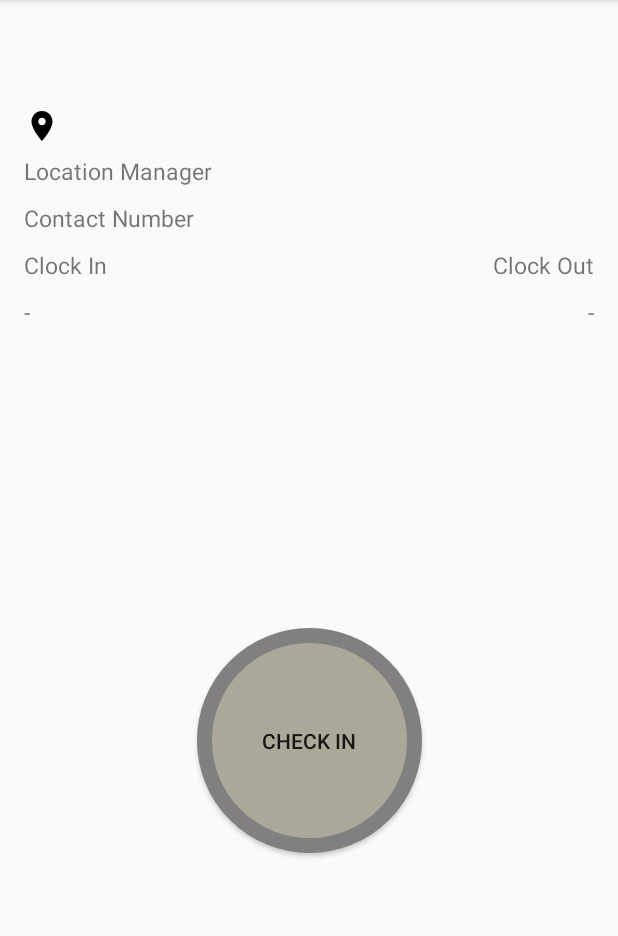
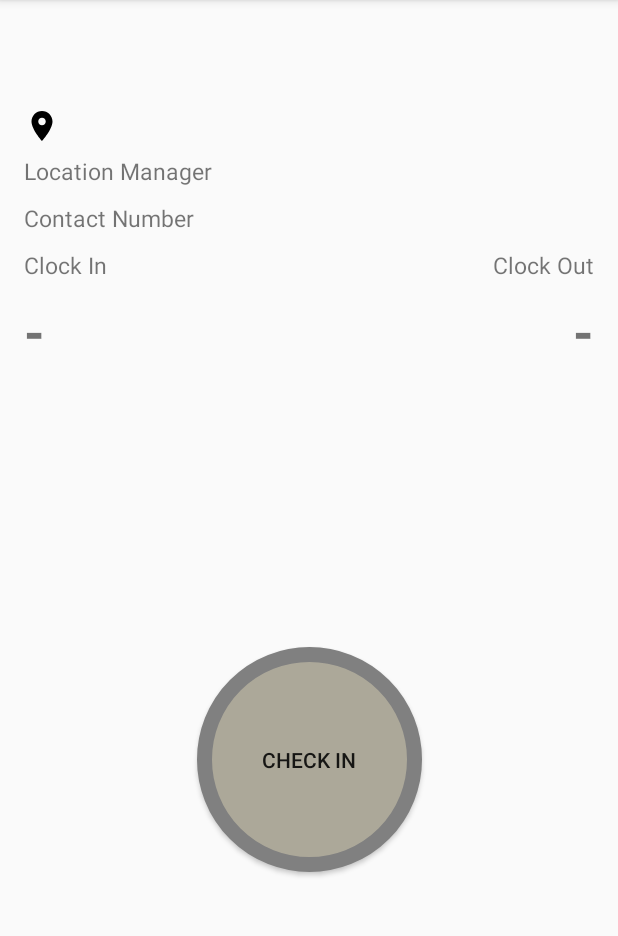
Before and after one commit to BapsMandava/TimeTracker, an Android app: the MainActivity screen opened directly, with no data from a screen before it, on a phone screen of 412 x 824 dp, the part 84-1020 px from its top. Run offline under Robolectric (Android 15) with nearby library versions, the phone set to English and light mode, and no system bars; our stand-ins replace RxJava, data binding; 7 statements that could not run were skipped.

Commit message:
Final Commit

```diff
--- /dev/null
+++ b/app/src/main/java/com/example/timetracker/models/ClockOutResponse.kt
@@ -0,0 +1 @@
+package com.example.timetracker.models
--- a/app/src/main/java/com/example/timetracker/network/Api.kt
+++ b/app/src/main/java/com/example/timetracker/network/Api.kt
@@ -20,8 +20,5 @@ interface Api {
     fun postClockIn(@Body body: CheckInChekOutRequest,@Header("Authorization") Token : String): Observable<ClockInOutRespone>
 
      @POST(value = Constants.POST_CLOCK_OUT)
-    fun postClockOut(@Body body: CheckInChekOutRequest,@Header("Authorization") Token : String): Observable<ClockInOutRespone>
-
-/*    @POST(value = Constants.SELECTION_ID)
-    fun postSelectionID(@Query("id", encoded = true) id: String): Observable<String>*/
+    fun postClockOut(@Body body: CheckInChekOutRequest,@Header("Authorization") Token : String): Observable<ClockOutResponse>
 }
--- a/app/src/main/java/com/example/timetracker/network/ApiClient.kt
+++ b/app/src/main/java/com/example/timetracker/network/ApiClient.kt
@@ -19,7 +19,7 @@ class ApiClient {
         return ServiceGenerator.instance.getRepoApi().postClockIn(checkInChekOutRequest,"Token " +MyApplication.key)
     }
 
-    fun updateClockOut(checkInChekOutRequest: CheckInChekOutRequest): Observable<ClockInOutRespone> {
+    fun updateClockOut(checkInChekOutRequest: CheckInChekOutRequest): Observable<ClockOutResponse> {
         return ServiceGenerator.instance.getRepoApi().postClockOut(checkInChekOutRequest,"Token " +MyApplication.key)
     }
 
--- a/app/src/main/java/com/example/timetracker/repository/ApiRepository.kt
+++ b/app/src/main/java/com/example/timetracker/repository/ApiRepository.kt
@@ -44,9 +44,9 @@ class ApiRepository(private val context: Context) {
         return Observable.concatArrayEager(observableFromApi)
     }
 
-    fun updateClockOut(checkInChekOutRequest: CheckInChekOutRequest): Observable<ClockInOutRespone> {
+    fun updateClockOut(checkInChekOutRequest: CheckInChekOutRequest): Observable<ClockOutResponse> {
         val hasConnection = ConnectivityUtil.isNetworkAvailable(context)
-        var observableFromApi: Observable<ClockInOutRespone>? = null
+        var observableFromApi: Observable<ClockOutResponse>? = null
         if (hasConnection) {
             observableFromApi = updateClockOutFromApi(checkInChekOutRequest)
         }
@@ -69,7 +69,7 @@ class ApiRepository(private val context: Context) {
     }
 
 
-    private fun updateClockOutFromApi(checkInChekOutRequest: CheckInChekOutRequest): Observable<ClockInOutRespone> {
+    private fun updateClockOutFromApi(checkInChekOutRequest: CheckInChekOutRequest): Observable<ClockOutResponse> {
         return repoApiClient.updateClockOut(checkInChekOutRequest)
     }
 
--- a/app/src/main/java/com/example/timetracker/viewmodel/TimeTrackerViewModel.kt
+++ b/app/src/main/java/com/example/timetracker/viewmodel/TimeTrackerViewModel.kt
@@ -4,10 +4,7 @@ import android.app.Application
 import androidx.lifecycle.AndroidViewModel
 import androidx.lifecycle.LiveData
 import androidx.lifecycle.MutableLiveData
-import com.example.timetracker.models.CheckInChekOutRequest
-import com.example.timetracker.models.ClockInOutRespone
-import com.example.timetracker.models.JobDetailsResponse
-import com.example.timetracker.models.LoginResponse
+import com.example.timetracker.models.*
 import com.example.timetracker.repository.ApiRepository
 import io.reactivex.Observable
 import io.reactivex.android.schedulers.AndroidSchedulers
@@ -20,7 +17,7 @@ class TimeTrackerViewModel(application: Application) : AndroidViewModel(applicat
     private val repository: ApiRepository
     var workDetailsResponse: MutableLiveData<JobDetailsResponse> = MutableLiveData()
     var clockInRespone: MutableLiveData<ClockInOutRespone> = MutableLiveData()
-    var clockOutRespone: MutableLiveData<ClockInOutRespone> = MutableLiveData()
+    var clockOutRespone: MutableLiveData<ClockOutResponse> = MutableLiveData()
     private val mDisposables = CompositeDisposable()
 
     init {
@@ -57,8 +54,8 @@ class TimeTrackerViewModel(application: Application) : AndroidViewModel(applicat
         return clockInRespone
     }
 
-    fun updateClockOut(checkInChekOutRequest:CheckInChekOutRequest): LiveData<ClockInOutRespone> {
-        val observable: Observable<ClockInOutRespone> = repository.updateClockOut(checkInChekOutRequest)
+    fun updateClockOut(checkInChekOutRequest:CheckInChekOutRequest): LiveData<ClockOutResponse> {
+        val observable: Observable<ClockOutResponse> = repository.updateClockOut(checkInChekOutRequest)
         val result = observable.subscribeOn(Schedulers.io())
             .observeOn(AndroidSchedulers.mainThread())
             .subscribe({ result ->
--- a/app/src/main/res/layout/activity_main.xml
+++ b/app/src/main/res/layout/activity_main.xml
@@ -162,7 +162,8 @@
         android:layout_width="wrap_content"
         android:layout_height="wrap_content"
         android:text="-"
-        android:textSize="15sp"
+        android:textSize="35sp"
+        android:textStyle="bold"
         android:paddingTop="10dp"
         app:layout_constraintLeft_toLeftOf="@+id/guideline"
         app:layout_constraintTop_toBottomOf="@+id/txtClockIn"/>
@@ -173,7 +174,8 @@
         android:layout_width="wrap_content"
         android:layout_height="wrap_content"
         android:text="-"
-        android:textSize="15sp"
+        android:textSize="35sp"
+        android:textStyle="bold"
         android:paddingTop="10dp"
         app:layout_constraintRight_toRightOf="@+id/guideline1"
         app:layout_constraintTop_toBottomOf="@+id/txtClockOut"/>
```
Also changed, not shown: app/src/main/java/com/example/timetracker/MainActivity.kt (+21 -15 lines), app/src/main/java/com/example/timetracker/models/ClockInOutRespone.kt (+34 -0 lines).
